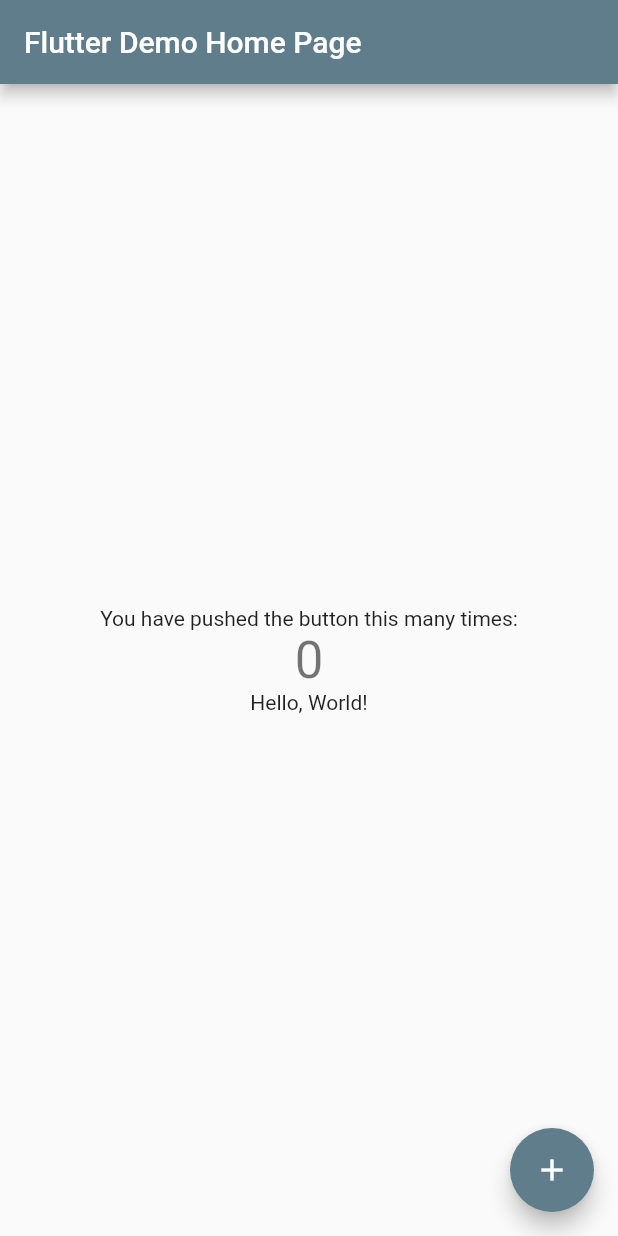
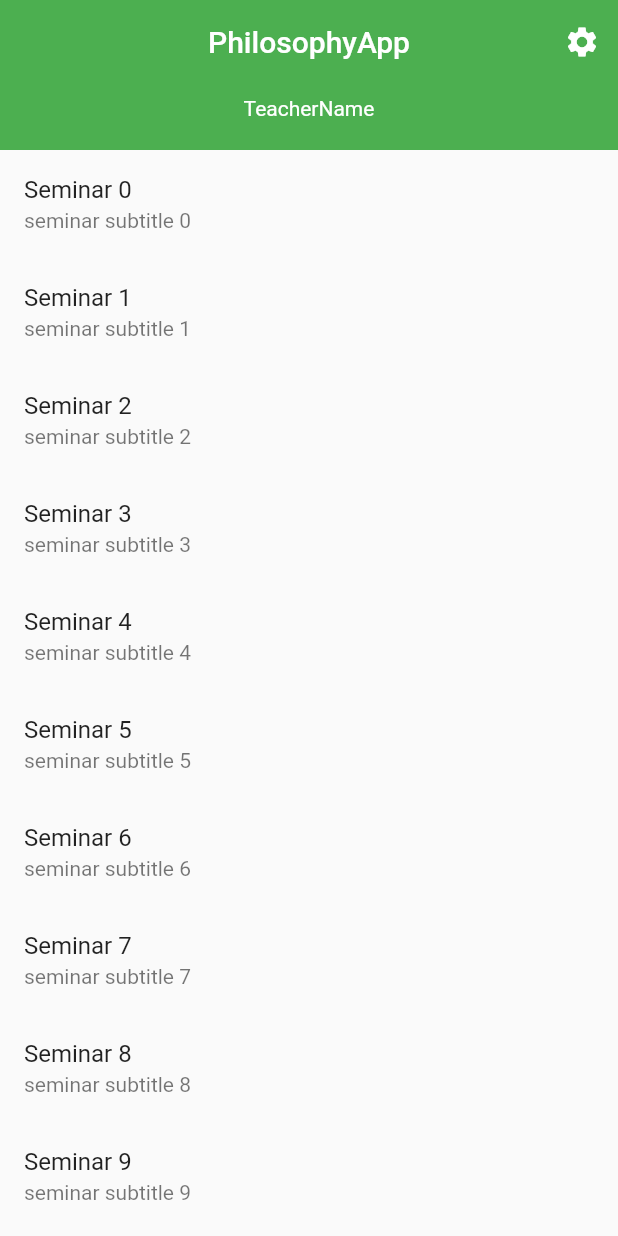
Before and after one commit to TonyZH44/Philosophy_flutter, a Flutter app: the screen it shows after launch, on a phone screen of 412 x 824 dp. Run offline on Flutter 3.47's test engine with Material 2 defaults, Android fonts, the phone set to English and light mode, and no system bars.

```diff
--- /dev/null
+++ b/lib/SeminarPage.dart
@@ -0,0 +1,14 @@
+import 'package:flutter/material.dart';
+
+class SeminarPage extends StatelessWidget {
+  const SeminarPage({Key? key}) : super(key: key);
+
+  @override
+  Widget build(BuildContext context) {
+    return Scaffold(
+      appBar: AppBar(
+        title: const Text('SeminarPage'),
+      ),
+    );
+  }
+}
--- a/lib/main.dart
+++ b/lib/main.dart
@@ -1,108 +1,134 @@
 import 'package:flutter/material.dart';
+import 'package:philosophy_flutter/SeminarPage.dart';
 
-void main() {
-  runApp(const MyApp());
-}
+void main() => runApp(PhilosophyApp(
+      items: List<ListItem>.generate(
+          100,
+          (index) =>
+              SeminarListTile('Seminar $index', 'seminar subtitle $index')),
+    ));
 
-class MyApp extends StatelessWidget {
-  const MyApp({Key? key}) : super(key: key);
+class PhilosophyApp extends StatelessWidget {
+  const PhilosophyApp({Key? key, required this.items}) : super(key: key);
 
-  // This widget is the root of your application.
+  final double appBarHeight = 66.0;
+
+  final List<ListItem> items;
+
   @override
   Widget build(BuildContext context) {
     return MaterialApp(
-      title: 'Flutter Demo',
-      theme: ThemeData(
-        primarySwatch: Colors.blueGrey,
-      ),
-      home: const MyHomePage(title: 'Flutter Demo Home Page'),
-    );
-  }
-}
-
-class MyHomePage extends StatefulWidget {
-  const MyHomePage({Key? key, required this.title}) : super(key: key);
-
-  // This widget is the home page of your application. It is stateful, meaning
-  // that it has a State object (defined below) that contains fields that affect
-  // how it looks.
-
-  // This class is the configuration for the state. It holds the values (in this
-  // case the title) provided by the parent (in this case the App widget) and
-  // used by the build method of the State. Fields in a Widget subclass are
-  // always marked "final".
-
-  final String title;
-
-  @override
-  State<MyHomePage> createState() => _MyHomePageState();
-}
-
-class _MyHomePageState extends State<MyHomePage> {
-  int _counter = 0;
-
-  void _incrementCounter() {
-    setState(() {
-      // This call to setState tells the Flutter framework that something has
-      // changed in this State, which causes it to rerun the build method below
-      // so that the display can reflect the updated values. If we changed
-      // _counter without calling setState(), then the build method would not be
-      // called again, and so nothing would appear to happen.
-      _counter++;
-    });
-  }
-
-  @override
-  Widget build(BuildContext context) {
-    // This method is rerun every time setState is called, for instance as done
-    // by the _incrementCounter method above.
-    //
-    // The Flutter framework has been optimized to make rerunning build methods
-    // fast, so that you can just rebuild anything that needs updating rather
-    // than having to individually change instances of widgets.
-    return Scaffold(
-      appBar: AppBar(
-        // Here we take the value from the MyHomePage object that was created by
-        // the App.build method, and use it to set our appbar title.
-        title: Text(widget.title),
-      ),
-      body: Center(
-        // Center is a layout widget. It takes a single child and positions it
-        // in the middle of the parent.
-        child: Column(
-          // Column is also a layout widget. It takes a list of children and
-          // arranges them vertically. By default, it sizes itself to fit its
-          // children horizontally, and tries to be as tall as its parent.
-          //
-          // Invoke "debug painting" (press "p" in the console, choose the
-          // "Toggle Debug Paint" action from the Flutter Inspector in Android
-          // Studio, or the "Toggle Debug Paint" command in Visual Studio Code)
-          // to see the wireframe for each widget.
-          //
-          // Column has various properties to control how it sizes itself and
-          // how it positions its children. Here we use mainAxisAlignment to
-          // center the children vertically; the main axis here is the vertical
-          // axis because Columns are vertical (the cross axis would be
-          // horizontal).
-          mainAxisAlignment: MainAxisAlignment.center,
-          children: <Widget>[
-            const Text(
-              'You have pushed the button this many times:',
+      home: Scaffold(
+        body: CustomScrollView(
+          slivers: [
+            SliverAppBar(
+              centerTitle: true,
+              title: Column(
+                mainAxisAlignment: MainAxisAlignment.center,
+                children: const [
+                  Text('PhilosophyApp'),
+                ],
+              ),
+              pinned: true,
+              expandedHeight: 100,
+              flexibleSpace: FlexibleSpaceBar(
+                background: Center(
+                    child: Container(
+                  padding: const EdgeInsets.all(20),
+                  color: Colors.green,
+                  alignment: Alignment.bottomCenter,
+                  child: const Text(
+                    'TeacherName',
+                    style: TextStyle(
+                      color: Colors.white,
+                    ),
+                  ),
+                )),
+              ),
+              actions: [
+                IconButton(
+                  icon: const Icon(Icons.settings),
+                  onPressed: () {},
+                )
+              ],
             ),
-            Text(
-              '$_counter',
-              style: Theme.of(context).textTheme.headline4,
-            ),
-            const Text('Hello, World!'
-            ),
+            SliverList(
+                delegate: SliverChildBuilderDelegate(
+              (BuildContext context, int index) {
+                final item = items[index];
+                return ListTile(
+                  title: item.buildTitle(context),
+                  subtitle: item.buildSubtitle(context),
+                  onTap: () {
+                    Navigator.push(
+                        context,
+                        MaterialPageRoute(
+                            builder: (context) => const SeminarPage()));
+                  },
+                );
+              },
+              childCount: items.length,
+            ))
           ],
         ),
       ),
-      floatingActionButton: FloatingActionButton(
-        onPressed: _incrementCounter,
-        tooltip: 'Increment',
-        child: const Icon(Icons.add),
-      ), // This trailing comma makes auto-formatting nicer for build methods.
     );
   }
+
+  /*@override
+  Widget build(BuildContext context) {
+    return MaterialApp(
+        home: Scaffold(
+            appBar: AppBar(title: Text('Philosophy'),
+                actions: [IconButton(
+                  icon: const Icon(Icons.settings),
+                  onPressed: () {
+
+                  },
+
+                ),
+                ]
+            ),
+            body: ListView.builder(
+              // Let the ListView know how many items it needs to build.
+              itemCount: items.length,
+              // Provide a builder function. This is where the magic happens.
+              // Convert each item into a widget based on the type of item it is.
+              itemBuilder: (context, index) {
+                final item = items[index];
+
+                return ListTile(
+                  title: item.buildTitle(context),
+                  subtitle: item.buildSubtitle(context),
+                  onTap: (){
+                    Navigator.push(
+                        context,
+                        MaterialPageRoute(builder: (context) => const SeminarPage())
+                    );
+                  },
+                );
+              },
+            )
+        )
+    );
+  }*/
 }
+
+abstract class ListItem {
+  Widget buildTitle(BuildContext context);
+
+  Widget buildSubtitle(BuildContext context);
+}
+
+class SeminarListTile implements ListItem {
+  final String title;
+  final String subtitle;
+
+  SeminarListTile(this.title, this.subtitle);
+
+  @override
+  Widget buildSubtitle(BuildContext context) => Text(subtitle);
+
+  @override
+  Widget buildTitle(BuildContext context) => Text(title);
+}
```
